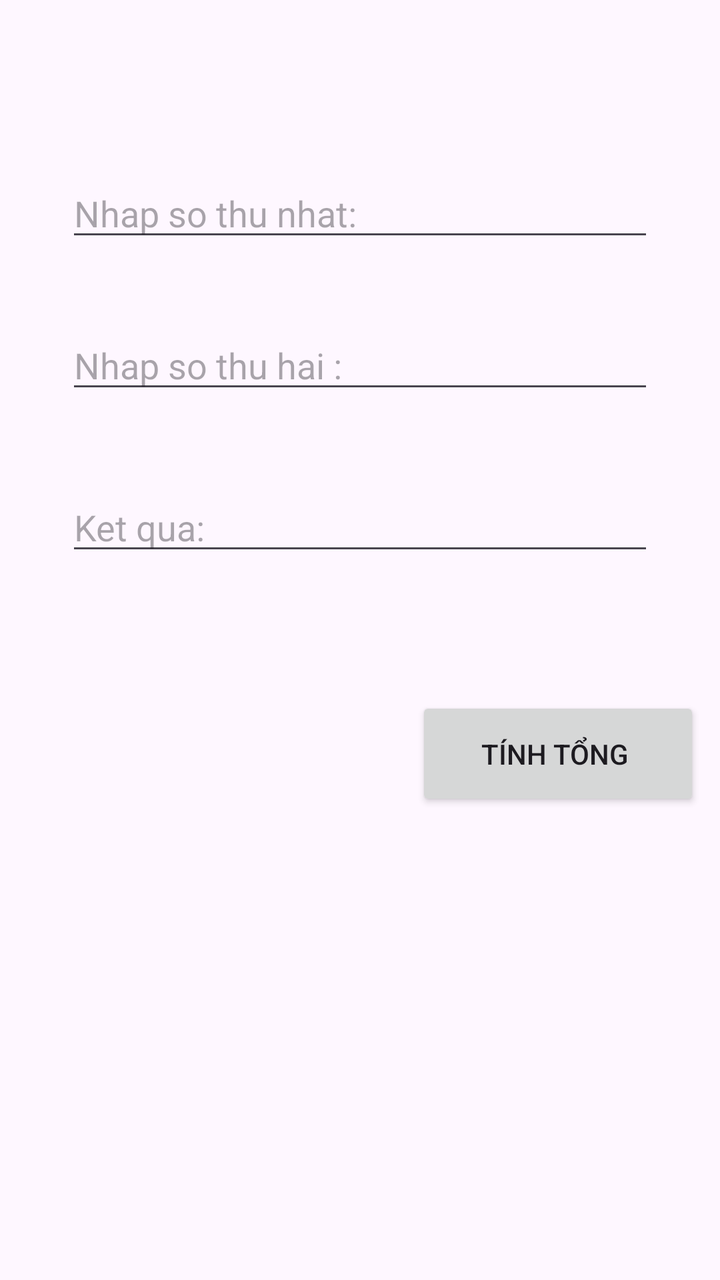
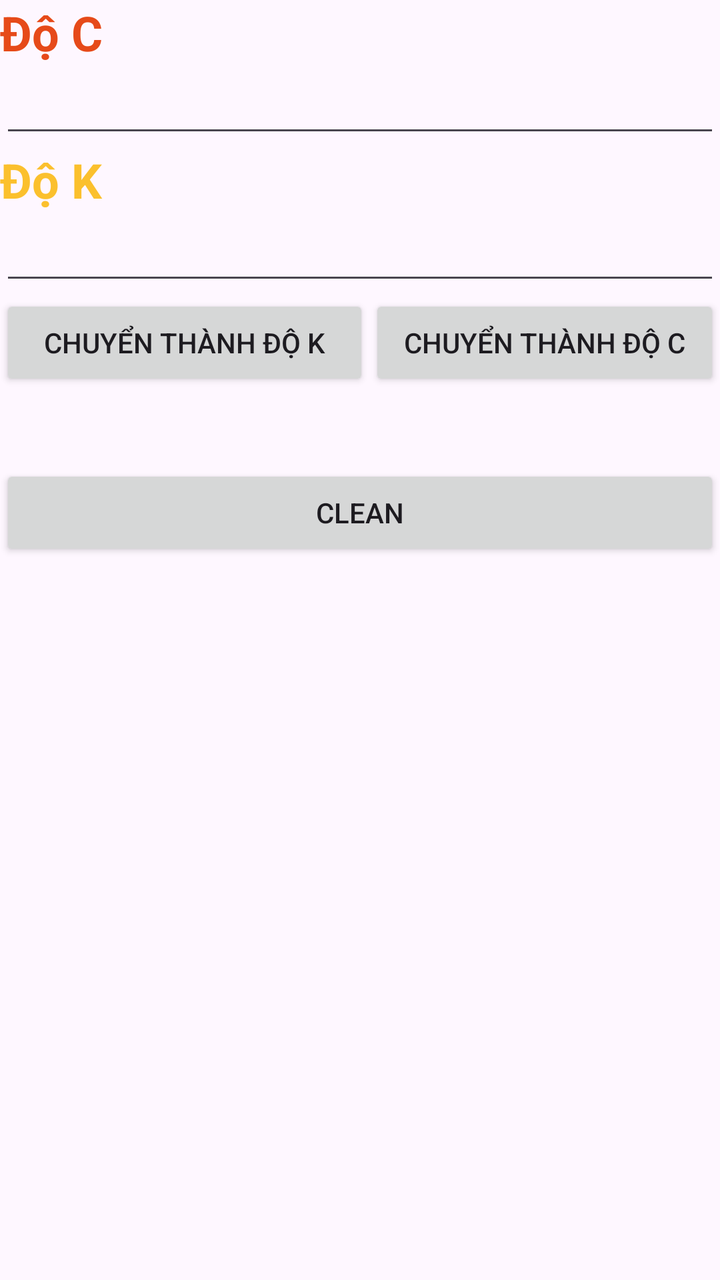

An Android layout rendered at two revisions. The XML below is the earlier revision; the diff shows what the commit changed to produce the second picture.
<!-- AndroidManifest.xml: activity theme Theme.Test_st7 -->
<!-- res/layout/activity_main.xml -->
<?xml version="1.0" encoding="utf-8"?>
<androidx.constraintlayout.widget.ConstraintLayout xmlns:android="http://schemas.android.com/apk/res/android"
    xmlns:app="http://schemas.android.com/apk/res-auto"
    xmlns:tools="http://schemas.android.com/tools"
    android:id="@+id/coordinatorLayout"
    android:layout_width="match_parent"
    android:layout_height="match_parent"
    android:fitsSystemWindows="true"
    tools:context=".MainActivity">

    <Button
        android:id="@+id/btnTong"
        android:layout_width="142dp"
        android:layout_height="57dp"
        android:layout_marginStart="208dp"
        android:layout_marginTop="50dp"
        android:allowUndo="true"
        android:autoText="true"
        android:clickable="true"
        android:contextClickable="true"
        android:cursorVisible="true"
        android:text="Tính tổng "
        app:layout_constraintBottom_toBottomOf="parent"
        app:layout_constraintStart_toStartOf="parent"
        app:layout_constraintTop_toTopOf="parent"
        app:layout_constraintVertical_bias="0.56" />

    <EditText
        android:id="@+id/adtA"
        android:layout_width="wrap_content"
        android:layout_height="wrap_content"
        android:ems="14"
        android:inputType="text"
        android:hint="Nhap so thu nhat: "
        app:layout_constraintBottom_toBottomOf="parent"
        app:layout_constraintEnd_toEndOf="parent"
        app:layout_constraintStart_toStartOf="parent"
        app:layout_constraintTop_toTopOf="parent"
        app:layout_constraintVertical_bias="0.141" />

    <EditText
        android:id="@+id/adtB"
        android:layout_width="wrap_content"
        android:layout_height="wrap_content"
        android:ems="14"
        android:hint="Nhap so thu hai : "
        android:inputType="text"
        app:layout_constraintBottom_toBottomOf="parent"
        app:layout_constraintStart_toStartOf="@+id/adtA"
        app:layout_constraintTop_toTopOf="parent"
        app:layout_constraintVertical_bias="0.268" />

    <EditText
        android:id="@+id/Tong"
        android:layout_width="wrap_content"
        android:layout_height="wrap_content"
        android:ems="14"
        android:hint="Ket qua:  "
        android:inputType="text"
        app:layout_constraintBottom_toBottomOf="parent"
        app:layout_constraintStart_toStartOf="@+id/adtB"
        app:layout_constraintTop_toTopOf="parent"
        app:layout_constraintVertical_bias="0.403" />

</androidx.constraintlayout.widget.ConstraintLayout>
<!-- resources referenced by this layout -->
<resources>
  <style name="Theme.Test_st7" parent="Base.Theme.Test_st7" />
  <style name="Base.Theme.Test_st7" parent="Theme.Material3.DayNight.NoActionBar">
          
          
      </style>
</resources>

<!-- the commit's change to res/layout/activity_main.xml (unified diff, before → after) -->
@@ -1,65 +1,70 @@
 <?xml version="1.0" encoding="utf-8"?>
-<androidx.constraintlayout.widget.ConstraintLayout xmlns:android="http://schemas.android.com/apk/res/android"
+<LinearLayout xmlns:android="http://schemas.android.com/apk/res/android"
     xmlns:app="http://schemas.android.com/apk/res-auto"
     xmlns:tools="http://schemas.android.com/tools"
     android:id="@+id/coordinatorLayout"
     android:layout_width="match_parent"
     android:layout_height="match_parent"
     android:fitsSystemWindows="true"
+    android:orientation="vertical"
     tools:context=".MainActivity">
 
-    <Button
-        android:id="@+id/btnTong"
-        android:layout_width="142dp"
-        android:layout_height="57dp"
-        android:layout_marginStart="208dp"
-        android:layout_marginTop="50dp"
-        android:allowUndo="true"
-        android:autoText="true"
-        android:clickable="true"
-        android:contextClickable="true"
-        android:cursorVisible="true"
-        android:text="Tính tổng "
-        app:layout_constraintBottom_toBottomOf="parent"
-        app:layout_constraintStart_toStartOf="parent"
-        app:layout_constraintTop_toTopOf="parent"
-        app:layout_constraintVertical_bias="0.56" />
+    <TextView
+        android:id="@+id/tvc"
+        android:layout_width="match_parent"
+        android:layout_height="wrap_content"
+        android:text="Độ C"
+        android:textColor="#E64A19"
+        android:textSize="24sp"
+        android:textStyle="bold" />
 
     <EditText
-        android:id="@+id/adtA"
-        android:layout_width="wrap_content"
+        android:id="@+id/editTextNumber"
+        android:layout_width="match_parent"
         android:layout_height="wrap_content"
-        android:ems="14"
-        android:inputType="text"
-        android:hint="Nhap so thu nhat: "
-        app:layout_constraintBottom_toBottomOf="parent"
-        app:layout_constraintEnd_toEndOf="parent"
-        app:layout_constraintStart_toStartOf="parent"
-        app:layout_constraintTop_toTopOf="parent"
-        app:layout_constraintVertical_bias="0.141" />
+        android:ems="10"
+        android:inputType="number" />
+
+    <TextView
+        android:id="@+id/tvk"
+        android:layout_width="match_parent"
+        android:layout_height="wrap_content"
+        android:text="Độ K"
+        android:textColor="#FBC02D"
+        android:textSize="24sp"
+        android:textStyle="bold" />
 
     <EditText
-        android:id="@+id/adtB"
-        android:layout_width="wrap_content"
+        android:id="@+id/editTextNumber2"
+        android:layout_width="match_parent"
         android:layout_height="wrap_content"
-        android:ems="14"
-        android:hint="Nhap so thu hai : "
-        android:inputType="text"
-        app:layout_constraintBottom_toBottomOf="parent"
-        app:layout_constraintStart_toStartOf="@+id/adtA"
-        app:layout_constraintTop_toTopOf="parent"
-        app:layout_constraintVertical_bias="0.268" />
+        android:ems="10"
+        android:inputType="number" />
 
-    <EditText
-        android:id="@+id/Tong"
-        android:layout_width="wrap_content"
+    <LinearLayout
+        android:layout_width="match_parent"
+        android:layout_height="85dp"
+        android:orientation="horizontal">
+
+        <Button
+            android:id="@+id/btntoK"
+            android:layout_width="203dp"
+            android:layout_height="wrap_content"
+            android:layout_weight="1"
+            android:text="Chuyển thành độ K" />
+
+        <Button
+            android:id="@+id/btntoC"
+            android:layout_width="194dp"
+            android:layout_height="wrap_content"
+            android:layout_weight="1"
+            android:text="Chuyển thành độ C" />
+
+    </LinearLayout>
+
+    <Button
+        android:id="@+id/btnClean"
+        android:layout_width="match_parent"
         android:layout_height="wrap_content"
-        android:ems="14"
-        android:hint="Ket qua:  "
-        android:inputType="text"
-        app:layout_constraintBottom_toBottomOf="parent"
-        app:layout_constraintStart_toStartOf="@+id/adtB"
-        app:layout_constraintTop_toTopOf="parent"
-        app:layout_constraintVertical_bias="0.403" />
-
-</androidx.constraintlayout.widget.ConstraintLayout>
+        android:text="Clean" />
+</LinearLayout>
